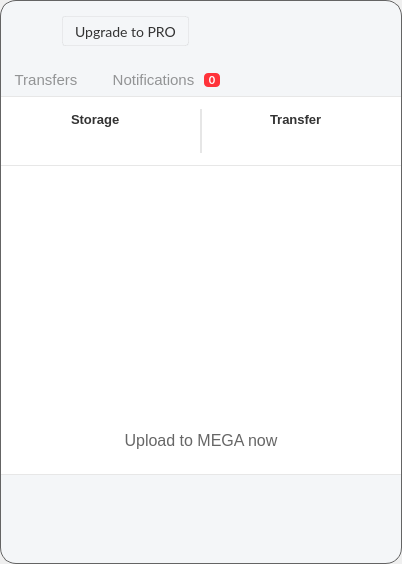
Old version of the form src/MEGASync/gui/win/InfoDialog.ui in the repository meganz/MEGAsync.
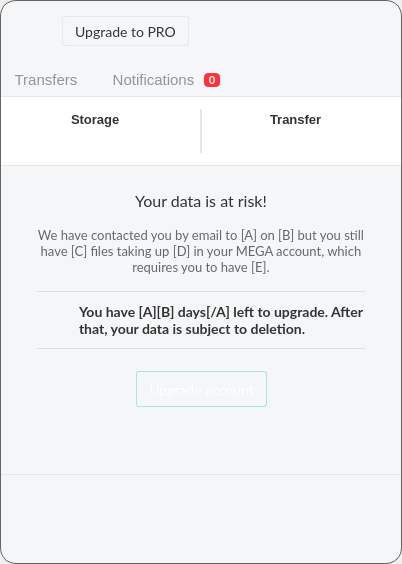
New version of the form. The open tabs and pages were chosen to show the change. Icons and pictures are not drawn. Custom widgets are drawn as their Qt base class.

Commit message:
setOverQuotaMode whenever storage state changes &
keep storage change event if received before being logged into
preferences, to apply it after logged in
- infodialog updated for win & linux with paywall stuff

```diff
--- a/src/MEGASync/gui/win/InfoDialog.ui
+++ b/src/MEGASync/gui/win/InfoDialog.ui
@@ -1911,6 +1911,410 @@
                           </item>
                          </layout>
                         </widget>
+                        <widget class="QWidget" name="pOverDiskQuotaPaywall">
+                         <layout class="QVBoxLayout" name="verticalLayout_25">
+                          <property name="spacing">
+                           <number>0</number>
+                          </property>
+                          <property name="leftMargin">
+                           <number>36</number>
+                          </property>
+                          <property name="topMargin">
+                           <number>25</number>
+                          </property>
+                          <property name="rightMargin">
+                           <number>36</number>
+                          </property>
+                          <property name="bottomMargin">
+                           <number>16</number>
+                          </property>
+                          <item>
+                           <widget class="QWidget" name="wOverDiskQuotaTitle" native="true">
+                            <property name="sizePolicy">
+                             <sizepolicy hsizetype="Preferred" vsizetype="Fixed">
+                              <horstretch>0</horstretch>
+                              <verstretch>0</verstretch>
+                             </sizepolicy>
+                            </property>
+                            <layout class="QVBoxLayout" name="verticalLayout_24">
+                             <property name="spacing">
+                              <number>0</number>
+                             </property>
+                             <property name="leftMargin">
+                              <number>0</number>
+                             </property>
+                             <property name="topMargin">
+                              <number>0</number>
+                             </property>
+                             <property name="rightMargin">
+                              <number>0</number>
+                             </property>
+                             <property name="bottomMargin">
+                              <number>0</number>
+                             </property>
+                             <item>
+                              <widget class="QLabel" name="lOverDiskQuotaTitle">
+                               <property name="sizePolicy">
+                                <sizepolicy hsizetype="Preferred" vsizetype="Fixed">
+                                 <horstretch>0</horstretch>
+                                 <verstretch>0</verstretch>
+                                </sizepolicy>
+                               </property>
+                               <property name="styleSheet">
+                                <string notr="true">#lOverDiskQuotaTitle
+{
+  color: #333333;
+  font-family: Lato;
+  font-size: 16px;
+  letter-spacing: 0;
+  line-height: 24px;
+}</string>
+                               </property>
+                               <property name="text">
+                                <string>Your data is at risk!</string>
+                               </property>
+                               <property name="alignment">
+                                <set>Qt::AlignCenter</set>
+                               </property>
+                               <property name="wordWrap">
+                                <bool>true</bool>
+                               </property>
+                              </widget>
+                             </item>
+                            </layout>
+                           </widget>
+                          </item>
+                          <item>
+                           <widget class="QWidget" name="wOverDiskQuotaInfo" native="true">
+                            <property name="sizePolicy">
+                             <sizepolicy hsizetype="Preferred" vsizetype="Fixed">
+                              <horstretch>0</horstretch>
+                              <verstretch>0</verstretch>
+                             </sizepolicy>
+                            </property>
+                            <layout class="QVBoxLayout" name="verticalLayout_23">
+                             <property name="spacing">
+                              <number>0</number>
+                             </property>
+                             <property name="leftMargin">
+                              <number>0</number>
+                             </property>
+                             <property name="topMargin">
+                              <number>16</number>
+                             </property>
+                             <property name="rightMargin">
+                              <number>0</number>
+                             </property>
+                             <property name="bottomMargin">
+                              <number>16</number>
+                             </property>
+                             <item>
+                              <widget class="QLabel" name="lOverDiskQuotaLabel">
+                               <property name="sizePolicy">
+                                <sizepolicy hsizetype="Preferred" vsizetype="Fixed">
+                                 <horstretch>0</horstretch>
+                                 <verstretch>0</verstretch>
+                                </sizepolicy>
+                               </property>
+                               <property name="styleSheet">
+                                <string notr="true">#lOverDiskQuotaLabel
+{
+  color: #666666;
+  font-family: Lato;
+  font-size: 13px;
+  letter-spacing: 0;
+}</string>
+                               </property>
+                               <property name="text">
+                                <string>We have contacted you by email to [A] on [B] but you still have [C] files taking up [D] in your MEGA account, which requires you to have [E].</string>
+                               </property>
+                               <property name="alignment">
+                                <set>Qt::AlignHCenter|Qt::AlignTop</set>
+                               </property>
+                               <property name="wordWrap">
+                                <bool>true</bool>
+                               </property>
+                              </widget>
+                             </item>
+                            </layout>
+                           </widget>
+                          </item>
+                          <item>
+                           <widget class="QWidget" name="wWarningOverDiskQuota" native="true">
+                            <property name="sizePolicy">
+                             <sizepolicy hsizetype="Preferred" vsizetype="Fixed">
+                              <horstretch>0</horstretch>
+                              <verstretch>0</verstretch>
+                             </sizepolicy>
+                            </property>
+                            <layout class="QVBoxLayout" name="verticalLayout_26">
+                             <property name="spacing">
+                              <number>10</number>
+                             </property>
+                             <property name="leftMargin">
+                              <number>0</number>
+                             </property>
+                             <property name="topMargin">
+                              <number>0</number>
+                             </property>
+                             <property name="rightMargin">
+                              <number>0</number>
+                             </property>
+                             <property name="bottomMargin">
+                              <number>10</number>
+                             </property>
+                             <item>
+                              <widget class="QWidget" name="wUpperSeparator" native="true">
+                               <property name="sizePolicy">
+                                <sizepolicy hsizetype="Preferred" vsizetype="Fixed">
+                                 <horstretch>0</horstretch>
+                                 <verstretch>0</verstretch>
+                                </sizepolicy>
+                               </property>
+                               <property name="minimumSize">
+                                <size>
+                                 <width>0</width>
+                                 <height>1</height>
+                                </size>
+                               </property>
+                               <property name="maximumSize">
+                                <size>
+                                 <width>16777215</width>
+                                 <height>1</height>
+                                </size>
+                               </property>
+                               <property name="styleSheet">
+                                <string notr="true">#wUpperSeparator
+{
+  background-color: rgba(0,0,0,0.1);
+}</string>
+                               </property>
+                              </widget>
+                             </item>
+                             <item>
+                              <widget class="QWidget" name="wWarningMessage" native="true">
+                               <property name="sizePolicy">
+                                <sizepolicy hsizetype="Preferred" vsizetype="Fixed">
+                                 <horstretch>0</horstretch>
+                                 <verstretch>0</verstretch>
+                                </sizepolicy>
+                               </property>
+                               <layout class="QHBoxLayout" name="horizontalLayout_20">
+                                <property name="leftMargin">
+                                 <number>0</number>
+                                </property>
+                                <property name="topMargin">
+                                 <number>0</number>
+                                </property>
+                                <property name="rightMargin">
+                                 <number>0</number>
+                                </property>
+                                <property name="bottomMargin">
+                                 <number>0</number>
+                                </property>
+                                <item>
+                                 <widget class="QPushButton" name="lWarningOverDiskQuotaIcon">
+                                  <property name="minimumSize">
+                                   <size>
+                                    <width>36</width>
+                                    <height>36</height>
+                                   </size>
+                                  </property>
+                                  <property name="maximumSize">
+                                   <size>
+                                    <width>36</width>
+                                    <height>36</height>
+                                   </size>
+                                  </property>
+                                  <property name="styleSheet">
+                                   <string notr="true">#lWarningOverDiskQuotaIcon
+{
+  border: none;
+}</string>
+                                  </property>
+                                  <property name="text">
+                                   <string/>
+                                  </property>
+                                  <property name="icon">
+                                   <iconset>
+                                    <normalon>:/images/icon_paywall_warning.png</normalon>
+                                   </iconset>
+                                  </property>
+                                  <property name="iconSize">
+                                   <size>
+                                    <width>36</width>
+                                    <height>36</height>
+                                   </size>
+                                  </property>
+                                 </widget>
+                                </item>
+                                <item>
+                                 <widget class="QLabel" name="lWarningOverDiskQuota">
+                                  <property name="sizePolicy">
+                                   <sizepolicy hsizetype="Preferred" vsizetype="Fixed">
+                                    <horstretch>0</horstretch>
+                                    <verstretch>0</verstretch>
+                                   </sizepolicy>
+                                  </property>
+                                  <property name="styleSheet">
+                                   <string notr="true">#lWarningOverDiskQuota
+{
+  color: #333333;
+  font-family: Lato;
+  font-size: 14px;
+  font-weight: bold;
+  line-height: 20px;
+}</string>
+                                  </property>
+                                  <property name="text">
+                                   <string>You have [A][B] days[/A] left to upgrade. After that, your data is subject to deletion.</string>
+                                  </property>
+                                  <property name="wordWrap">
+                                   <bool>true</bool>
+                                  </property>
+                                 </widget>
+                                </item>
+                               </layout>
+                              </widget>
+                             </item>
+                             <item>
+                              <widget class="QWidget" name="wBottomSeparator" native="true">
+                               <property name="sizePolicy">
+                                <sizepolicy hsizetype="Preferred" vsizetype="Fixed">
+                                 <horstretch>0</horstretch>
+                                 <verstretch>0</verstretch>
+                                </sizepolicy>
+                               </property>
+                               <property name="minimumSize">
+                                <size>
+                                 <width>0</width>
+                                 <height>1</height>
+                                </size>
+                               </property>
+                               <property name="maximumSize">
+                                <size>
+                                 <width>16777215</width>
+                                 <height>1</height>
+                                </size>
+                               </property>
+                               <property name="styleSheet">
+                                <string notr="true">#wBottomSeparator
+{
+  background-color: rgba(0,0,0,0.1);
+}</string>
+                               </property>
+                              </widget>
+                             </item>
+                            </layout>
+                           </widget>
+                          </item>
+                          <item>
+                           <widget class="QWidget" name="wUpgradeOverDiskQuota" native="true">
+                            <property name="sizePolicy">
+                             <sizepolicy hsizetype="Preferred" vsizetype="Fixed">
+                              <horstretch>0</horstretch>
+                              <verstretch>0</verstretch>
+                             </sizepolicy>
+                            </property>
+                            <layout class="QHBoxLayout" name="horizontalLayout_18">
+                             <property name="leftMargin">
+                              <number>0</number>
+                             </property>
+                             <property name="topMargin">
+                              <number>12</number>
+                             </property>
+                             <property name="rightMargin">
+                              <number>0</number>
+                             </property>
+                             <property name="bottomMargin">
+                              <number>0</number>
+                             </property>
+                             <item>
+                              <spacer name="horizontalSpacer_14">
+                               <property name="orientation">
+                                <enum>Qt::Horizontal</enum>
+                               </property>
+                               <property name="sizeHint" stdset="0">
+                                <size>
+                                 <width>77</width>
+                                 <height>20</height>
+                                </size>
+                               </property>
+                              </spacer>
+                             </item>
+                             <item>
+                              <widget class="QPushButton" name="bUpgradeOverDiskQuota">
+                               <property name="minimumSize">
+                                <size>
+                                 <width>0</width>
+                                 <height>36</height>
+                                </size>
+                               </property>
+                               <property name="maximumSize">
+                                <size>
+                                 <width>16777215</width>
+                                 <height>36</height>
+                                </size>
+                               </property>
+                               <property name="cursor">
+                                <cursorShape>PointingHandCursor</cursorShape>
+                               </property>
+                               <property name="styleSheet">
+                                <string notr="true">#bUpgradeOverDiskQuota
+{
+
+font-family: Lato;
+font-size: 14px;
+border: 1px solid rgba(0,191, 165, 30%);
+border-radius: 3px;
+color: #ffffff;
+padding: 7px 12px 7px 12px;
+background-color: qlineargradient(x1: 0, y1: 0, x2: 0, y2: 1,
+							stop: 0 rgba(0, 204, 176, 1), stop: 1 rgba(0, 172,149,1));
+}
+
+#bUpgradeOverDiskQuota:hover
+{
+	border: 1px solid rgba(0,191, 165, 80%);
+}
+</string>
+                               </property>
+                               <property name="text">
+                                <string>Upgrade account</string>
+                               </property>
+                              </widget>
+                             </item>
+                             <item>
+                              <spacer name="horizontalSpacer_15">
+                               <property name="orientation">
+                                <enum>Qt::Horizontal</enum>
+                               </property>
+                               <property name="sizeHint" stdset="0">
+                                <size>
+                                 <width>76</width>
+                                 <height>20</height>
+                                </size>
+                               </property>
+                              </spacer>
+                             </item>
+                            </layout>
+                           </widget>
+                          </item>
+                          <item>
+                           <spacer name="verticalSpacer_6">
+                            <property name="orientation">
+                             <enum>Qt::Vertical</enum>
+                            </property>
+                            <property name="sizeHint" stdset="0">
+                             <size>
+                              <width>20</width>
+                              <height>40</height>
+                             </size>
+                            </property>
+                           </spacer>
+                          </item>
+                         </layout>
+                        </widget>
                        </widget>
                       </item>
                      </layout>
```
The commit also changes 5 other files.
